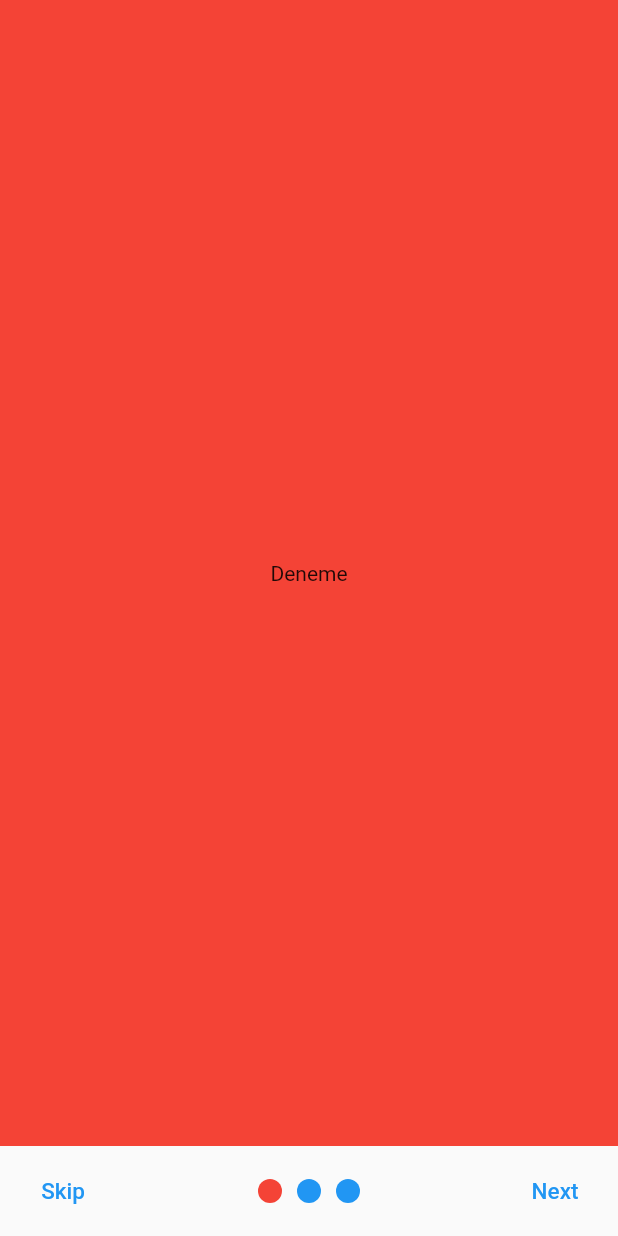
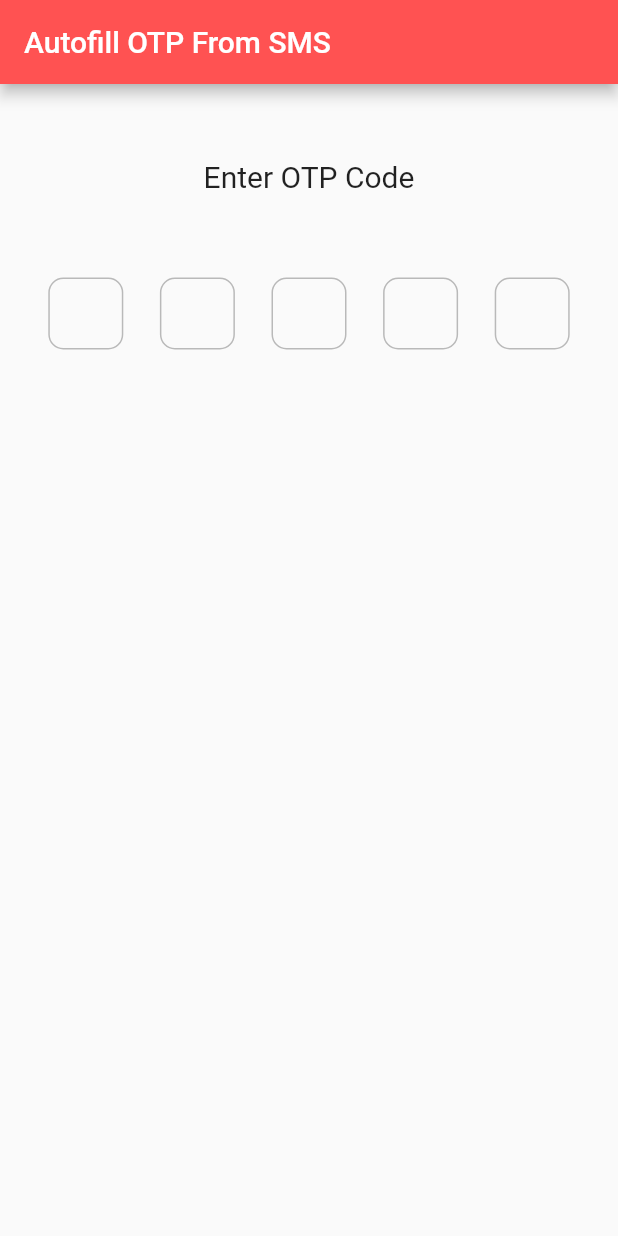
Before and after one commit to Blackterm/Denemelerim, a Flutter app: the screen it shows after launch, on a phone screen of 412 x 824 dp. Run offline on Flutter 3.47's test engine with Material 2 defaults, Android fonts, the phone set to English and light mode, and no system bars; drawn by our look-alikes of otp_text_field, smooth_page_indicator; our stand-ins replace animate_do, flutter_clean_architecture; missing offline and left inert: flutter_verification_code, telephony.

Commit message:
added sms otp

```diff
--- /dev/null
+++ b/deneme/lib/denemeler/sms-otp/sms-otp1.dart
@@ -0,0 +1,73 @@
+import 'package:flutter/material.dart';
+import 'package:otp_text_field/otp_text_field.dart';
+import 'package:otp_text_field/style.dart';
+import 'package:telephony/telephony.dart';
+
+class SMSOtp extends StatelessWidget {
+  @override
+  Widget build(BuildContext context) {
+    return MaterialApp(
+      home: Home(),
+    );
+  }
+}
+
+class Home extends StatefulWidget {
+  @override
+  _HomeState createState() => _HomeState();
+}
+
+class _HomeState extends State<Home> {
+  Telephony telephony = Telephony.instance;
+  OtpFieldController otpbox = OtpFieldController();
+  List<String> listDeneme = [];
+
+  @override
+  void initState() {
+    telephony.listenIncomingSms(
+      onNewMessage: (SmsMessage message) {
+        String sms = message.body.toString();
+        var deneme = sms.split(" ");
+        print(deneme[6]);
+      },
+      listenInBackground: false,
+    );
+    super.initState();
+  }
+
+  @override
+  Widget build(BuildContext context) {
+    return Scaffold(
+        appBar: AppBar(
+            title: Text("Autofill OTP From SMS"),
+            backgroundColor: Colors.redAccent),
+        body: Container(
+            padding: EdgeInsets.only(top: 50, left: 20, right: 20),
+            alignment: Alignment.topLeft,
+            child: Column(
+              crossAxisAlignment: CrossAxisAlignment.start,
+              children: [
+                Center(
+                  child: Text(
+                    "Enter OTP Code",
+                    style: TextStyle(fontSize: 20),
+                  ),
+                ),
+                Padding(padding: EdgeInsets.all(20)),
+                listDeneme.length != 0 ? Text(listDeneme[6]) : Text(''),
+                OTPTextField(
+                  controller: otpbox,
+                  length: 5,
+                  width: MediaQuery.of(context).size.width,
+                  fieldWidth: 50,
+                  style: TextStyle(fontSize: 17),
+                  textFieldAlignment: MainAxisAlignment.spaceAround,
+                  fieldStyle: FieldStyle.box,
+                  onCompleted: (pin) {
+                    print("Entered OTP Code: $pin");
+                  },
+                ),
+              ],
+            )));
+  }
+}
--- a/deneme/lib/main.dart
+++ b/deneme/lib/main.dart
@@ -1,8 +1,6 @@
-import 'package:deneme/denemeler/deneme3.dart';
-import 'package:deneme/denemeler/deneme4.dart';
-import 'package:deneme/denemeler/deneme5.dart';
-import 'package:deneme/denemeler/deneme6.dart';
+import 'package:deneme/denemeler/sms-otp/sms-otp1.dart';
 import 'package:flutter/material.dart';
+import 'denemeler/deneme1.dart';
 
 void main() {
   runApp(const MyApp());
@@ -16,7 +14,7 @@ class MyApp extends StatelessWidget {
     return MaterialApp(
       title: "Deneme",
       debugShowCheckedModeBanner: false,
-      home: OnBoardingPage(),
+      home: SMSOtp(),
     );
   }
 }
--- a/deneme/pubspec.yaml
+++ b/deneme/pubspec.yaml
@@ -43,7 +43,8 @@ dependencies:
   smooth_page_indicator: ^1.0.0+2
   animations: ^2.0.2
   flutter_clean_architecture: ^5.0.3
-
+  telephony: ^0.2.0
+  otp_text_field: ^1.1.3
 
 
 
```
Also changed, not shown: deneme/lib/denemeler/sms-otp/sms-otp.dart (added), deneme/pubspec.lock, 2 other files.
